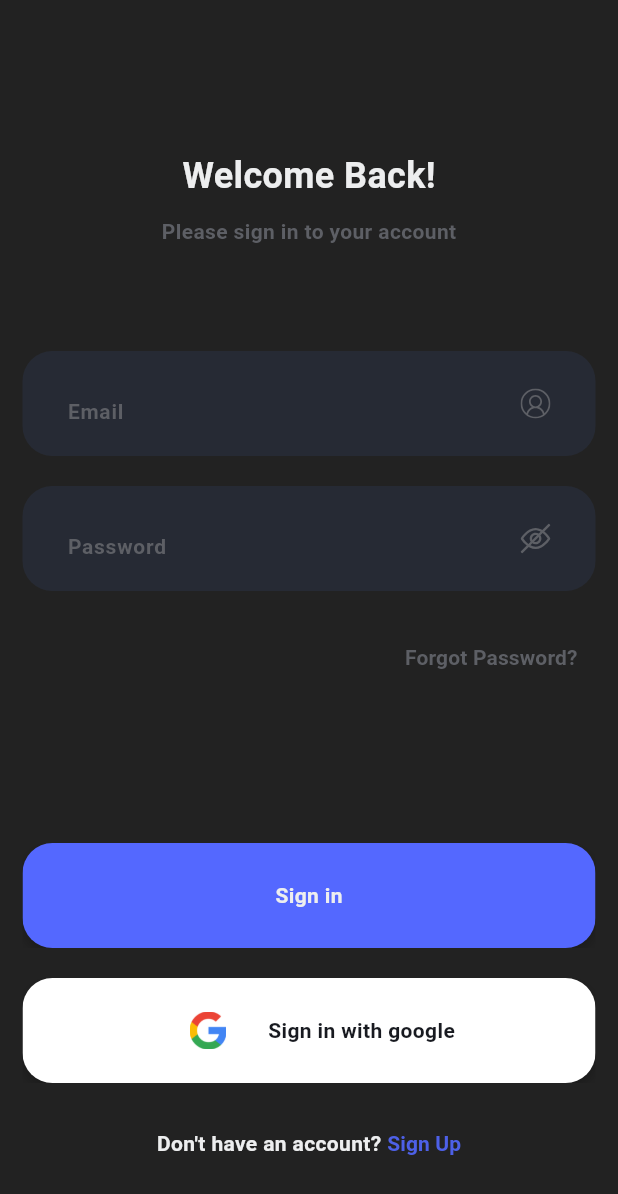
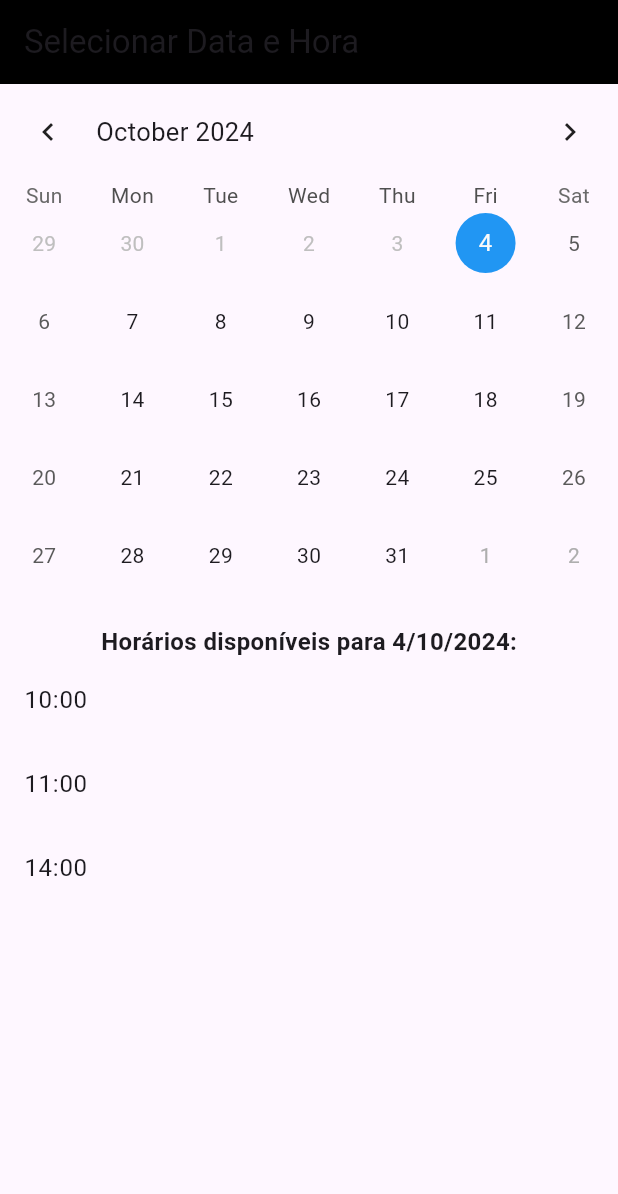
Before and after one commit to okBraga/barber-booking-flutter, a Flutter app: the screen it shows after launch, on a phone screen of 412 x 824 dp. Shown: the top 1194 px of the screen. Run offline on Flutter 3.47's test engine with Material 3 defaults, Android fonts, the phone set to English and light mode, and no system bars; drawn by our look-alikes of table_calendar; our stand-ins replace flutter_svg.

Commit message:
'added professional, date and service selection pages'

```diff
--- a/lib/constants/routes.dart
+++ b/lib/constants/routes.dart
@@ -1,7 +1,10 @@
 class Routes {
   Routes._();
 
-//static const homePage = '/home-page';
   static const loginPage = 'login-page';
   static const sigUpPage = 'sign-up-page';
+  static const serviceSelectionPage = '/service-selection-page';
+  static const professionalSelectionPage = '/professional-selection-page';
+  static const dateSelectionPage = '/date-selection-page';
+  static const summaryPage = '/summary-page';
 }
--- a/lib/main.dart
+++ b/lib/main.dart
@@ -1,5 +1,8 @@
 import 'package:firebase_login/constants/routes.dart';
+import 'package:firebase_login/page/date_selection_page.dart';
 import 'package:firebase_login/page/login_page.dart';
+import 'package:firebase_login/page/professional_selection_page.dart';
+import 'package:firebase_login/page/service_selection_page.dart';
 import 'package:firebase_login/page/sign_up_page.dart';
 import 'package:flutter/material.dart';
 
@@ -19,10 +22,18 @@ class MyApp extends StatelessWidget {
         colorScheme: ColorScheme.fromSeed(seedColor: Colors.deepPurple),
         useMaterial3: true,
       ),
-      initialRoute: Routes.loginPage,
+      initialRoute: Routes.dateSelectionPage,
       routes: {
         Routes.loginPage: (_) => const LoginPage(),
         Routes.sigUpPage: (_) => const SignUpPage(),
+        Routes.serviceSelectionPage: (_) => const ServiceSelectionPage(),
+        Routes.professionalSelectionPage: (_) => const ProfessionalSelectionPage(),
+        Routes.dateSelectionPage: (_) => DateTimeSelectionPage(selectedProfessional: 'Profissional 1'),
+        Routes.summaryPage: (_) => SummaryPage(
+              selectedProfessional: 'Profissional 1',
+              selectedDate: DateTime.now(),
+              selectedTime: 'Hoje',
+            ),
       },
     );
   }
--- /dev/null
+++ b/lib/page/date_selection_page.dart
@@ -0,0 +1,122 @@
+import 'package:flutter/material.dart';
+import 'package:table_calendar/table_calendar.dart';
+
+class DateTimeSelectionPage extends StatefulWidget {
+  final String selectedProfessional;
+
+  DateTimeSelectionPage({required this.selectedProfessional});
+
+  @override
+  _DateTimeSelectionPageState createState() => _DateTimeSelectionPageState();
+}
+
+class _DateTimeSelectionPageState extends State<DateTimeSelectionPage> {
+  Map<DateTime, List<String>> availableTimes = {
+    DateTime.now(): ["10:00", "11:00", "14:00"],
+    DateTime.now().add(Duration(days: 1)): ["10:00", "12:00"],
+    DateTime.now().add(Duration(days: 2)): ["11:00", "13:00", "15:00"],
+    DateTime.now().add(Duration(days: 3)): ["09:00", "10:00"],
+    DateTime.now().add(Duration(days: 4)): ["11:00", "12:00", "15:00"],
+    DateTime.now().add(Duration(days: 5)): ["13:00", "16:00"],
+  };
+
+  DateTime selectedDate = DateTime.now();
+
+  @override
+  Widget build(BuildContext context) {
+    return Scaffold(
+      appBar: AppBar(
+        title: Text("Selecionar Data e Hora"),
+        backgroundColor: Colors.black,
+      ),
+      body: Column(
+        children: [
+          TableCalendar(
+            firstDay: DateTime.now(),
+            lastDay: DateTime.now().add(Duration(days: 30)),
+            focusedDay: selectedDate,
+            onDaySelected: (selectedDay, focusedDay) {
+              setState(() {
+                selectedDate = selectedDay;
+              });
+            },
+            calendarStyle: CalendarStyle(
+              todayDecoration: BoxDecoration(
+                color: Colors.blue,
+                shape: BoxShape.circle,
+              ),
+              selectedDecoration: BoxDecoration(
+                color: Colors.green,
+                shape: BoxShape.circle,
+              ),
+            ),
+            headerStyle: HeaderStyle(
+              formatButtonVisible: false,
+            ),
+          ),
+          SizedBox(height: 20),
+          Text(
+            "Horários disponíveis para ${selectedDate.day}/${selectedDate.month}/${selectedDate.year}:",
+            style: TextStyle(fontSize: 16, fontWeight: FontWeight.bold),
+          ),
+          Expanded(
+            child: ListView(
+              children: availableTimes[selectedDate] != null
+                  ? availableTimes[selectedDate]!.map((time) {
+                      return ListTile(
+                        title: Text(time),
+                        onTap: () {
+                          Navigator.push(
+                            context,
+                            MaterialPageRoute(
+                              builder: (context) => SummaryPage(
+                                selectedProfessional: widget.selectedProfessional,
+                                selectedDate: selectedDate,
+                                selectedTime: time,
+                              ),
+                            ),
+                          );
+                        },
+                      );
+                    }).toList()
+                  : [ListTile(title: Text("Nenhum horário disponível"))],
+            ),
+          ),
+        ],
+      ),
+    );
+  }
+}
+
+class SummaryPage extends StatelessWidget {
+  final String selectedProfessional;
+  final DateTime selectedDate;
+  final String selectedTime;
+
+  SummaryPage({
+    required this.selectedProfessional,
+    required this.selectedDate,
+    required this.selectedTime,
+  });
+
+  @override
+  Widget build(BuildContext context) {
+    return Scaffold(
+      appBar: AppBar(
+        title: Text("Resumo do Agendamento"),
+        backgroundColor: Colors.black,
+      ),
+      body: Padding(
+        padding: const EdgeInsets.all(16.0),
+        child: Column(
+          crossAxisAlignment: CrossAxisAlignment.start,
+          children: [
+            Text("Profissional: $selectedProfessional"),
+            Text("Data: ${selectedDate.day}/${selectedDate.month}/${selectedDate.year}"),
+            Text("Horário: $selectedTime"),
+          ],
+        ),
+      ),
+    );
+  }
+}
--- a/pubspec.yaml
+++ b/pubspec.yaml
@@ -31,6 +31,7 @@ dependencies:
   flutter:
     sdk: flutter
   flutter_svg: ^1.1.6
+  table_calendar: ^3.0.0
 
   # The following adds the Cupertino Icons font to your application.
   # Use with the CupertinoIcons class for iOS style icons.
```
Also changed, not shown: lib/page/professional_selection_page.dart (added, +133 -0 lines), lib/page/service_selection_page.dart (added, +153 -0 lines), lib/page/summary_page.dart (added, +85 -0 lines), pubspec.lock.
